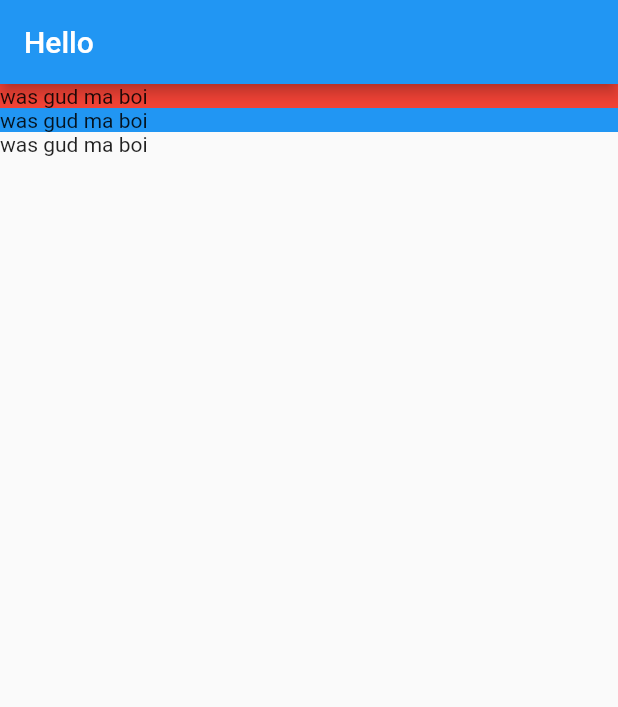
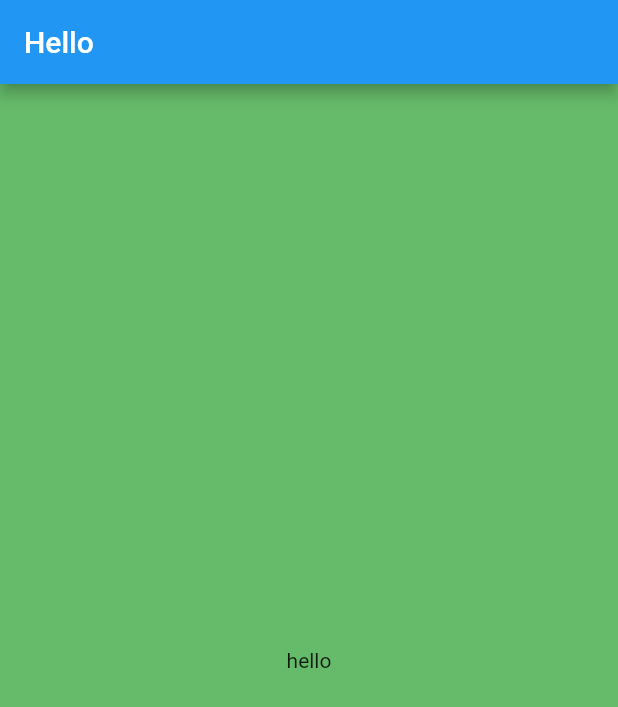
Before and after one commit to ezhang7423/flutter2, a Flutter app: the screen it shows after launch, on a phone screen of 412 x 824 dp. Shown: the top 707 px of the screen. Run offline on Flutter 3.47's test engine with Material 2 defaults, Android fonts, the phone set to English and light mode, and no system bars.

Commit message:
testing container

```diff
--- a/lib/screens/location_detail/location_detail.dart
+++ b/lib/screens/location_detail/location_detail.dart
@@ -4,22 +4,25 @@ class LocationDetail extends StatelessWidget {
   @override
   Widget build(BuildContext context) {
     return Scaffold(
-        appBar: AppBar(title: Text('Hello')),
-        body: Column(
-            mainAxisAlignment: MainAxisAlignment.start,
-            crossAxisAlignment: CrossAxisAlignment.stretch,
-            children: [
-              Container(
-                  decoration: BoxDecoration(
-                    color: Colors.red,
-                  ),
-                  child: Text('was gud ma boi')),
-              Container(
-                  decoration: BoxDecoration(
-                    color: Colors.blue,
-                  ),
-                  child: Text('was gud ma boi')),
-              Container(child: Text('was gud ma boi')),
-            ]));
+      appBar: AppBar(title: Text('Hello')),
+      body: Container(
+          decoration: BoxDecoration(color: Colors.green[400]),
+          child: Text('hello'),
+          alignment: Alignment.center,
+    );
+    // body: Column(
+    //     mainAxisAlignment: MainAxisAlignment.start,
+    //     crossAxisAlignment: CrossAxisAlignment.stretch,
+    //     children: [
+    //       Container(
+    //           decoration: BoxDecoration(color: Colors.amber),
+    //           child: Text('was gud ma boi')),
+    //       Container(
+    //           decoration: BoxDecoration(
+    //             color: Colors.blue,
+    //           ),
+    //           child: Text('was gud ma boi')),
+    //       Container(child: Text('was gud ma boi')),
+    //     ]));
   }
 }
```
